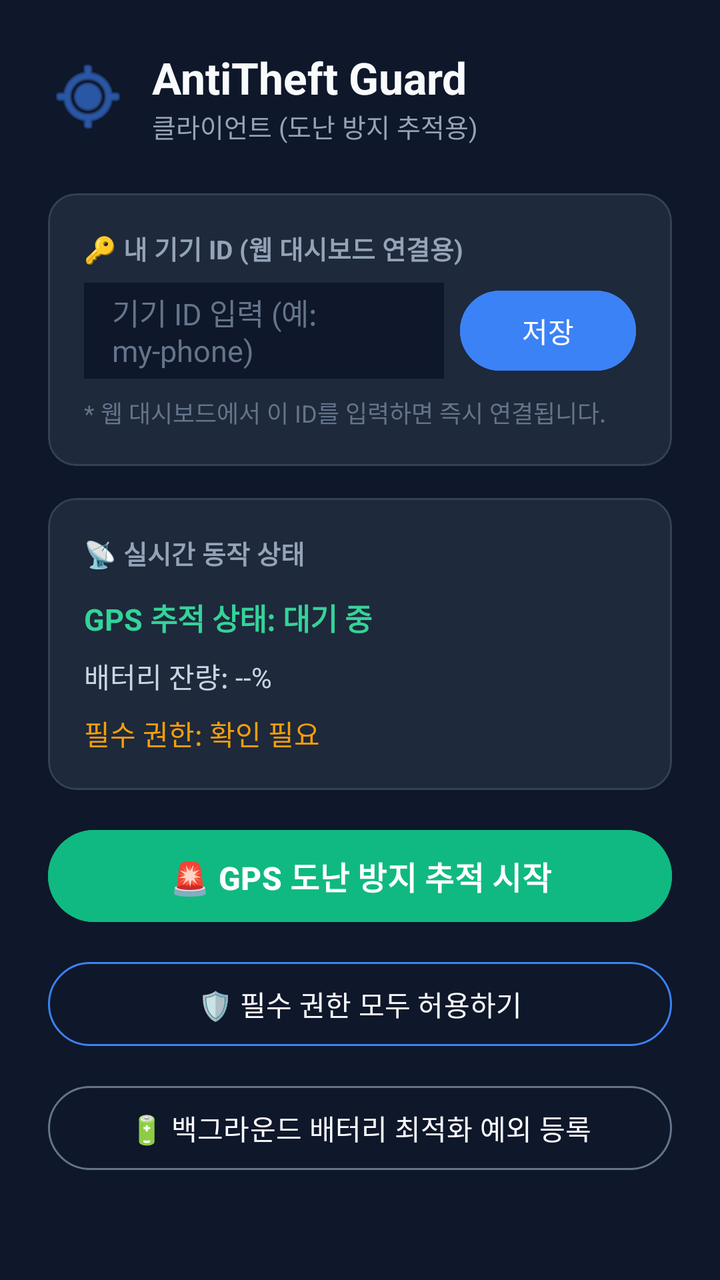
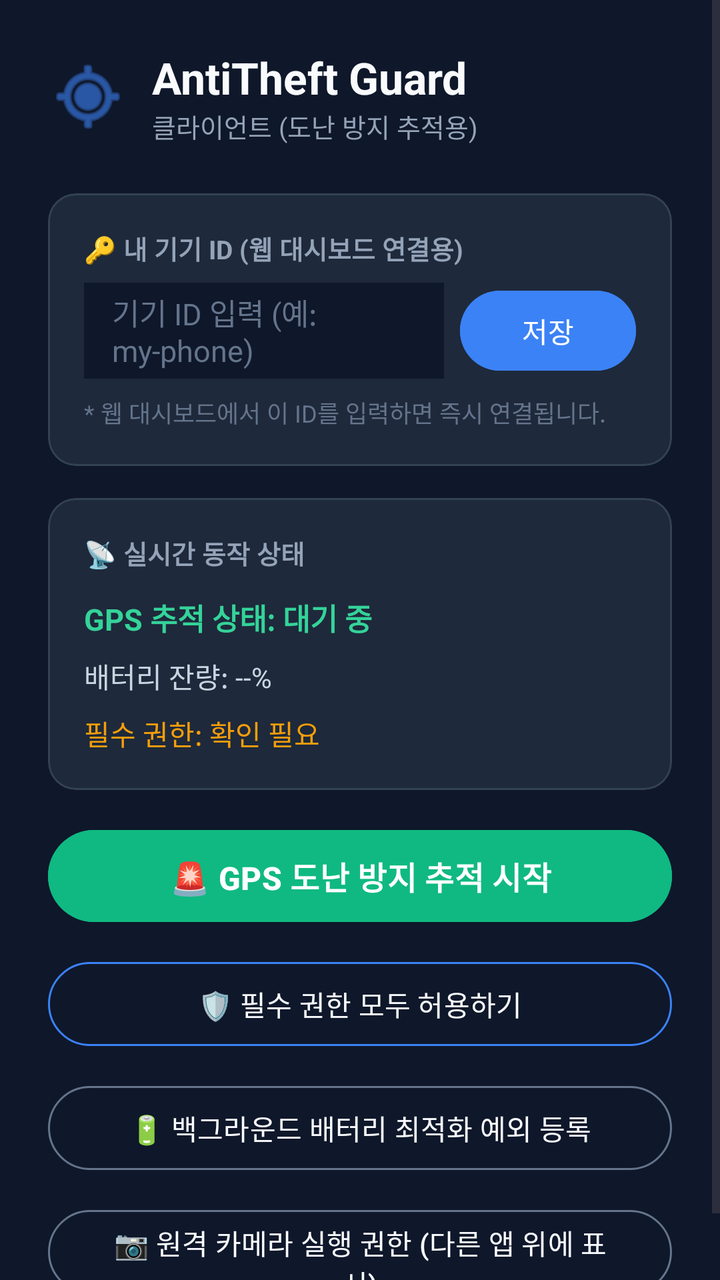

The first picture is an Android layout as it rendered before a commit; the second is the same layout after the commit. The layout source and the unified diff follow.
<!-- AndroidManifest.xml: application theme Theme.AntiTheftGuard -->
<!-- res/layout/activity_main.xml -->
<?xml version="1.0" encoding="utf-8"?>
<ScrollView xmlns:android="http://schemas.android.com/apk/res/android"
    xmlns:app="http://schemas.android.com/apk/res-auto"
    android:layout_width="match_parent"
    android:layout_height="match_parent"
    android:fillViewport="true"
    android:background="#0F172A">

    <LinearLayout
        android:layout_width="match_parent"
        android:layout_height="wrap_content"
        android:orientation="vertical"
        android:padding="24dp">

        
        <LinearLayout
            android:layout_width="match_parent"
            android:layout_height="wrap_content"
            android:orientation="horizontal"
            android:gravity="center_vertical"
            android:layout_marginBottom="24dp">

            <ImageView
                android:layout_width="40dp"
                android:layout_height="40dp"
                android:src="@android:drawable/ic_menu_mylocation"
                app:tint="#3B82F6"
                android:layout_marginEnd="12dp" />

            <LinearLayout
                android:layout_width="wrap_content"
                android:layout_height="wrap_content"
                android:orientation="vertical">

                <TextView
                    android:layout_width="wrap_content"
                    android:layout_height="wrap_content"
                    android:text="AntiTheft Guard"
                    android:textColor="#F8FAFC"
                    android:textSize="22sp"
                    android:textStyle="bold" />

                <TextView
                    android:layout_width="wrap_content"
                    android:layout_height="wrap_content"
                    android:text="클라이언트 (도난 방지 추적용)"
                    android:textColor="#94A3B8"
                    android:textSize="13sp" />
            </LinearLayout>
        </LinearLayout>

        
        <com.google.android.material.card.MaterialCardView
            android:layout_width="match_parent"
            android:layout_height="wrap_content"
            app:cardBackgroundColor="#1E293B"
            app:strokeColor="#334155"
            app:strokeWidth="1dp"
            app:cardCornerRadius="14dp"
            android:layout_marginBottom="16dp">

            <LinearLayout
                android:layout_width="match_parent"
                android:layout_height="wrap_content"
                android:orientation="vertical"
                android:padding="18dp">

                <TextView
                    android:layout_width="wrap_content"
                    android:layout_height="wrap_content"
                    android:text="🔑 내 기기 ID (웹 대시보드 연결용)"
                    android:textColor="#94A3B8"
                    android:textSize="13sp"
                    android:textStyle="bold"
                    android:layout_marginBottom="8dp" />

                <LinearLayout
                    android:layout_width="match_parent"
                    android:layout_height="wrap_content"
                    android:orientation="horizontal"
                    android:gravity="center_vertical">

                    <EditText
                        android:id="@+id/etDeviceId"
                        android:layout_width="0dp"
                        android:layout_height="48dp"
                        android:layout_weight="1"
                        android:background="#0F172A"
                        android:paddingHorizontal="14dp"
                        android:textColor="#F8FAFC"
                        android:textSize="15sp"
                        android:hint="기기 ID 입력 (예: my-phone)"
                        android:textColorHint="#64748B"
                        android:layout_marginEnd="8dp" />

                    <Button
                        android:id="@+id/btnSaveDeviceId"
                        android:layout_width="wrap_content"
                        android:layout_height="48dp"
                        android:text="저장"
                        android:backgroundTint="#3B82F6"
                        android:textColor="#FFFFFF" />
                </LinearLayout>

                <TextView
                    android:layout_width="wrap_content"
                    android:layout_height="wrap_content"
                    android:text="* 웹 대시보드에서 이 ID를 입력하면 즉시 연결됩니다."
                    android:textColor="#64748B"
                    android:textSize="12sp"
                    android:layout_marginTop="8dp" />
            </LinearLayout>
        </com.google.android.material.card.MaterialCardView>

        
        <com.google.android.material.card.MaterialCardView
            android:layout_width="match_parent"
            android:layout_height="wrap_content"
            app:cardBackgroundColor="#1E293B"
            app:strokeColor="#334155"
            app:strokeWidth="1dp"
            app:cardCornerRadius="14dp"
            android:layout_marginBottom="16dp">

            <LinearLayout
                android:layout_width="match_parent"
                android:layout_height="wrap_content"
                android:orientation="vertical"
                android:padding="18dp">

                <TextView
                    android:layout_width="wrap_content"
                    android:layout_height="wrap_content"
                    android:text="📡 실시간 동작 상태"
                    android:textColor="#94A3B8"
                    android:textSize="13sp"
                    android:textStyle="bold"
                    android:layout_marginBottom="12dp" />

                <TextView
                    android:id="@+id/tvDeviceStatus"
                    android:layout_width="match_parent"
                    android:layout_height="wrap_content"
                    android:text="GPS 추적 상태: 대기 중"
                    android:textColor="#34D399"
                    android:textSize="15sp"
                    android:textStyle="bold"
                    android:layout_marginBottom="8dp" />

                <TextView
                    android:id="@+id/tvBatteryStatus"
                    android:layout_width="match_parent"
                    android:layout_height="wrap_content"
                    android:text="배터리 잔량: --%"
                    android:textColor="#CBD5E1"
                    android:textSize="14sp"
                    android:layout_marginBottom="8dp" />

                <TextView
                    android:id="@+id/tvPermissionsStatus"
                    android:layout_width="match_parent"
                    android:layout_height="wrap_content"
                    android:text="필수 권한: 확인 필요"
                    android:textColor="#F59E0B"
                    android:textSize="14sp" />
            </LinearLayout>
        </com.google.android.material.card.MaterialCardView>

        
        <Button
            android:id="@+id/btnToggleService"
            android:layout_width="match_parent"
            android:layout_height="54dp"
            android:text="🚨 GPS 도난 방지 추적 시작"
            android:textSize="16sp"
            android:textStyle="bold"
            android:backgroundTint="#10B981"
            android:textColor="#FFFFFF"
            android:layout_marginBottom="12dp" />

        
        <Button
            android:id="@+id/btnRequestPermissions"
            android:layout_width="match_parent"
            android:layout_height="50dp"
            android:text="🛡️ 필수 권한 모두 허용하기"
            android:textColor="#F8FAFC"
            app:strokeColor="#3B82F6"
            app:strokeWidth="1dp"
            style="?attr/materialButtonOutlinedStyle"
            android:layout_marginBottom="12dp" />

        
        <Button
            android:id="@+id/btnBatteryOptimization"
            android:layout_width="match_parent"
            android:layout_height="50dp"
            android:text="🔋 백그라운드 배터리 최적화 예외 등록"
            android:textColor="#F8FAFC"
            app:strokeColor="#64748B"
            app:strokeWidth="1dp"
            style="?attr/materialButtonOutlinedStyle" />

    </LinearLayout>
</ScrollView>
<!-- resources referenced by this layout -->
<resources>
  <style name="Theme.AntiTheftGuard" parent="Theme.Material3.DayNight.NoActionBar" />
</resources>

<!-- the commit's change to res/layout/activity_main.xml (unified diff, before → after) -->
@@ -199,6 +199,18 @@
             android:textColor="#F8FAFC"
             app:strokeColor="#64748B"
             app:strokeWidth="1dp"
+            style="?attr/materialButtonOutlinedStyle"
+            android:layout_marginBottom="12dp" />
+
+        
+        <Button
+            android:id="@+id/btnOverlayPermission"
+            android:layout_width="match_parent"
+            android:layout_height="50dp"
+            android:text="📷 원격 카메라 실행 권한 (다른 앱 위에 표시)"
+            android:textColor="#F8FAFC"
+            app:strokeColor="#64748B"
+            app:strokeWidth="1dp"
             style="?attr/materialButtonOutlinedStyle" />
 
     </LinearLayout>
